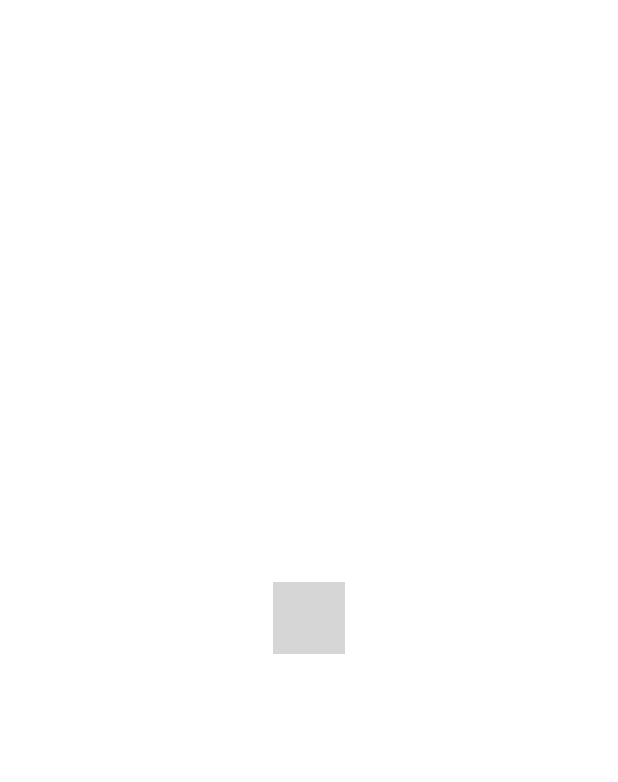
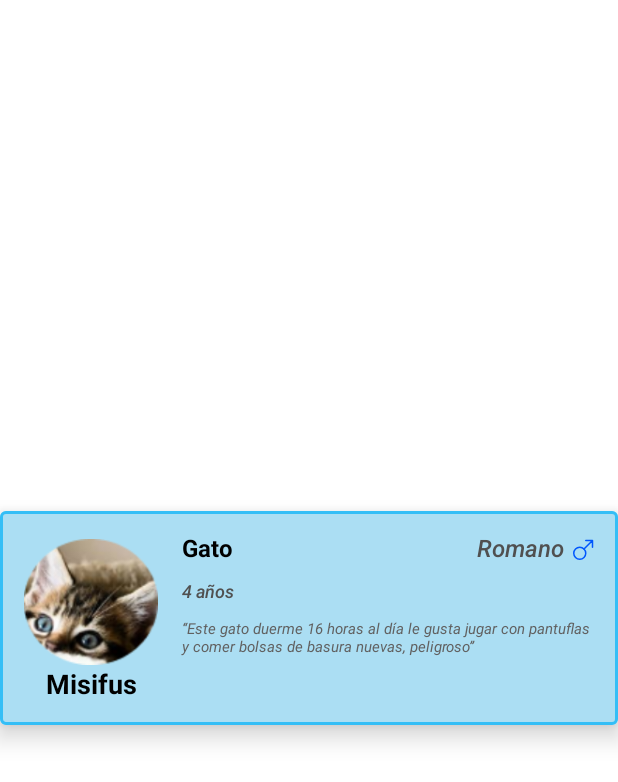
Before and after one commit to Piliwiwi/android-digipaw, an Android app built with Jetpack Compose: the @Preview function PetCardPreview, on a phone screen of 412 x 824 dp. Shown: the top 782 px of the screen. Run offline under Robolectric (Android 15) with nearby library versions, the phone set to English and light mode, and no system bars; grey boxes are pictures that could not be loaded.

Commit message:
oetacrd finished

```diff
--- a/uicomponents/src/main/java/com/arech/uicomponents/component/PetCard.kt
+++ b/uicomponents/src/main/java/com/arech/uicomponents/component/PetCard.kt
@@ -4,6 +4,7 @@ import androidx.annotation.ColorRes
 import androidx.annotation.DrawableRes
 import androidx.compose.foundation.BorderStroke
 import androidx.compose.foundation.Image
+import androidx.compose.foundation.background
 import androidx.compose.foundation.layout.Arrangement
 import androidx.compose.foundation.layout.Column
 import androidx.compose.foundation.layout.Row
@@ -36,18 +37,19 @@ import com.arech.uicomponents.R
 
 @Composable
 fun PetCard(attrs: AttrsPetCard) {
+    val genderResource = getGenderResource(attrs.isMale)
     Card(
         modifier = Modifier,
         elevation = dimensionResource(id = R.dimen.ui_elevation_10),
-        border = BorderStroke(dimensionResource(id = R.dimen.ui_size_1), Color.Black)
+        border = BorderStroke(dimensionResource(id = R.dimen.ui_size_2), colorResource(id = genderResource.borderColor))
     ) {
-        PetCardContent(attrs)
+        PetCardContent(attrs, genderResource)
     }
 }
 
 @Composable
-fun PetCardContent(attrs: AttrsPetCard) {
-    Row(modifier = Modifier.padding(dimensionResource(id = R.dimen.ui_margin_16))) {
+private fun PetCardContent(attrs: AttrsPetCard, genderResource: GenderResource) {
+    Row(modifier = Modifier.background(color = colorResource(id = genderResource.backgroundColor)).padding(dimensionResource(id = R.dimen.ui_margin_16))) {
         Column(
             modifier = Modifier
                 .padding(end = dimensionResource(id = R.dimen.ui_margin_16))
@@ -66,7 +68,7 @@ fun PetCardContent(attrs: AttrsPetCard) {
                 textAlign = TextAlign.Center,
                 fontWeight = FontWeight.Bold,
                 fontSize = 18.sp,
-                text = "Misifus"
+                text = attrs.name
             )
         }
         Column() {
@@ -75,14 +77,14 @@ fun PetCardContent(attrs: AttrsPetCard) {
                 horizontalArrangement = Arrangement.SpaceBetween
             ) {
                 Text(
-                    text = "Gato",
+                    text = attrs.animal,
                     fontSize = 16.sp,
                     fontWeight = FontWeight.Bold
                 )
                 Row() {
                     Text(
                         modifier = Modifier.padding(end = dimensionResource(id = R.dimen.ui_margin_6)),
-                        text = "Romano",
+                        text = attrs.breed,
                         fontStyle = FontStyle.Italic,
                         fontWeight = FontWeight.Medium,
                         color = colorResource(id = R.color.ui_dark_gray),
@@ -90,14 +92,14 @@ fun PetCardContent(attrs: AttrsPetCard) {
                     )
                     Image(
                         modifier = Modifier.align(Alignment.CenterVertically),
-                        painter = painterResource(id = R.drawable.ic_male_symbol_14px),
+                        painter = painterResource(id = genderResource.icon),
                         contentDescription = null
                     )
                 }
             }
             Text(
                 modifier = Modifier.padding(top = dimensionResource(id = R.dimen.ui_margin_12)),
-                text = "4 años",
+                text = attrs.age,
                 fontStyle = FontStyle.Italic,
                 fontWeight = FontWeight.Medium,
                 color = colorResource(id = R.color.ui_dark_gray),
@@ -108,7 +110,7 @@ fun PetCardContent(attrs: AttrsPetCard) {
                 fontSize = 10.sp,
                 fontStyle = FontStyle.Italic,
                 color = colorResource(id = R.color.ui_gray),
-                text = "“Este gato duerme 16 horas al día le gusta jugar con pantuflas y comer bolsas de basura nuevas, peligroso”"
+                text = attrs.description
             )
         }
     }
@@ -126,10 +128,26 @@ fun PetCardPreview() {
             horizontalAlignment = Alignment.CenterHorizontally,
             verticalArrangement = Arrangement.Center
         ) {
-            PetCard()
+            PetCard(
+                AttrsPetCard(
+                    name = "Misifus",
+                    animal = "Gato",
+                    breed = "Romano",
+                    isMale = true,
+                    age = "4 años",
+                    description = "“Este gato duerme 16 horas al día le gusta jugar con pantuflas y comer bolsas de basura nuevas, peligroso”"
+                )
+            )
         }
     }
 }
+
+private fun getGenderResource(isMale: Boolean): GenderResource =
+    GenderResource(
+        icon = if (isMale) R.drawable.ic_male_symbol_14dp else R.drawable.ic_female_symbol_17dp,
+        backgroundColor = if (isMale) R.color.ui_male else R.color.ui_female,
+        borderColor = if (isMale) R.color.ui_male_stroke else R.color.ui_female_stroke
+    )
 
 data class AttrsPetCard(
     val name: String,
--- /dev/null
+++ b/uicomponents/src/main/res/drawable/ic_female_symbol_17dp.xml
@@ -0,0 +1,21 @@
+<vector xmlns:android="http://schemas.android.com/apk/res/android"
+    android:width="9dp"
+    android:height="17dp"
+    android:viewportWidth="9"
+    android:viewportHeight="17">
+  <path
+      android:strokeWidth="1"
+      android:pathData="M4.5,4.5m-4,0a4,4 0,1 1,8 0a4,4 0,1 1,-8 0"
+      android:fillColor="#00000000"
+      android:strokeColor="#EB3535"/>
+  <path
+      android:strokeWidth="1"
+      android:pathData="M4.7,9L4.7,16.8"
+      android:fillColor="#00000000"
+      android:strokeColor="#EB3535"/>
+  <path
+      android:strokeWidth="1"
+      android:pathData="M1.8,12.7L7.2,12.7"
+      android:fillColor="#00000000"
+      android:strokeColor="#EB3535"/>
+</vector>
--- a/uicomponents/src/main/res/drawable/ic_male_symbol_14px.xml
+++ b/uicomponents/src/main/res/drawable/ic_male_symbol_14dp.xml
@@ -7,8 +7,8 @@
       android:strokeWidth="1"
       android:pathData="M4.5,9.5m-4,0a4,4 0,1 1,8 0a4,4 0,1 1,-8 0"
       android:fillColor="#00000000"
-      android:strokeColor="#31DDE6"/>
+      android:strokeColor="#0056FD"/>
   <path
-      android:pathData="M13.5,1C13.5,0.724 13.276,0.5 13,0.5L8.5,0.5C8.224,0.5 8,0.724 8,1C8,1.276 8.224,1.5 8.5,1.5L12.5,1.5L12.5,5.5C12.5,5.776 12.724,6 13,6C13.276,6 13.5,5.776 13.5,5.5L13.5,1ZM7.354,7.354L13.354,1.354L12.646,0.646L6.646,6.646L7.354,7.354Z"
-      android:fillColor="#31DDE6"/>
+      android:pathData="M13.5,1C13.5,0.724 13.276,0.5 13,0.5L8.5,0.5C8.224,0.5 8,0.724 8,1C8,1.276 8.224,1.5 8.5,1.5H12.5V5.5C12.5,5.776 12.724,6 13,6C13.276,6 13.5,5.776 13.5,5.5L13.5,1ZM7.354,7.354L13.354,1.354L12.646,0.646L6.646,6.646L7.354,7.354Z"
+      android:fillColor="#0056FD"/>
 </vector>
--- a/uicomponents/src/main/res/values/colors.xml
+++ b/uicomponents/src/main/res/values/colors.xml
@@ -8,4 +8,8 @@
     <color name="ui_blue">#3E7DFA</color>
     <color name="ui_green">#3B9E46</color>
     <color name="ui_orange">#E86029</color>
+    <color name="ui_female">#FDCFF8</color>
+    <color name="ui_female_stroke">#FD8BF1</color>
+    <color name="ui_male">#ABDEF3</color>
+    <color name="ui_male_stroke">#34BEF6</color>
 </resources>
```
